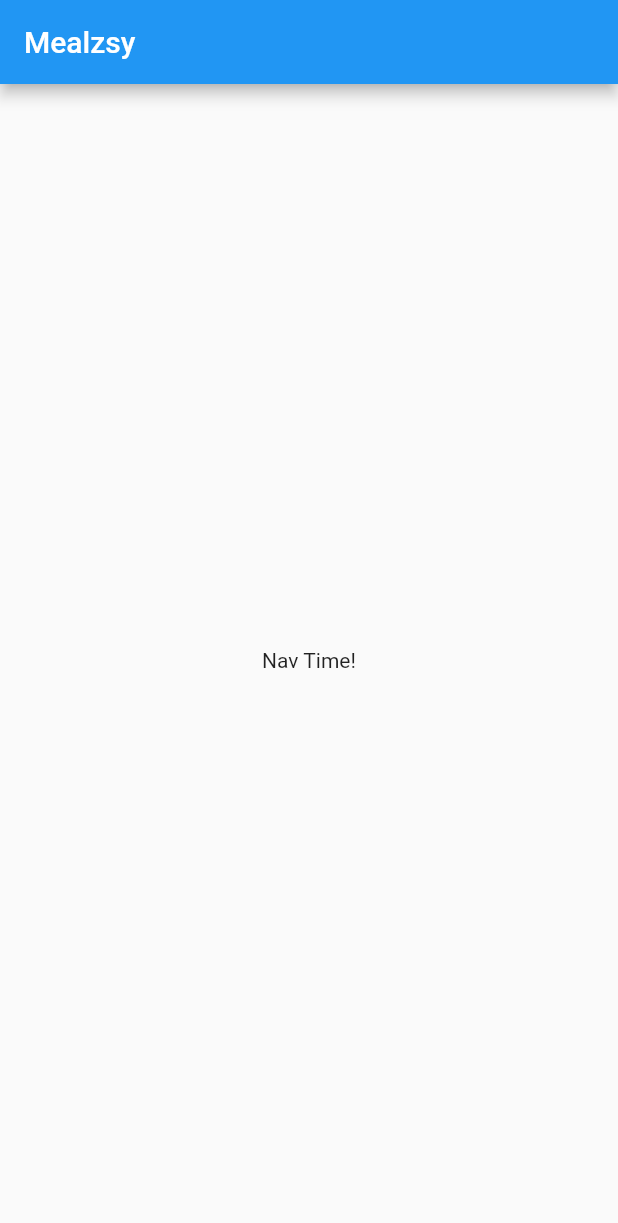
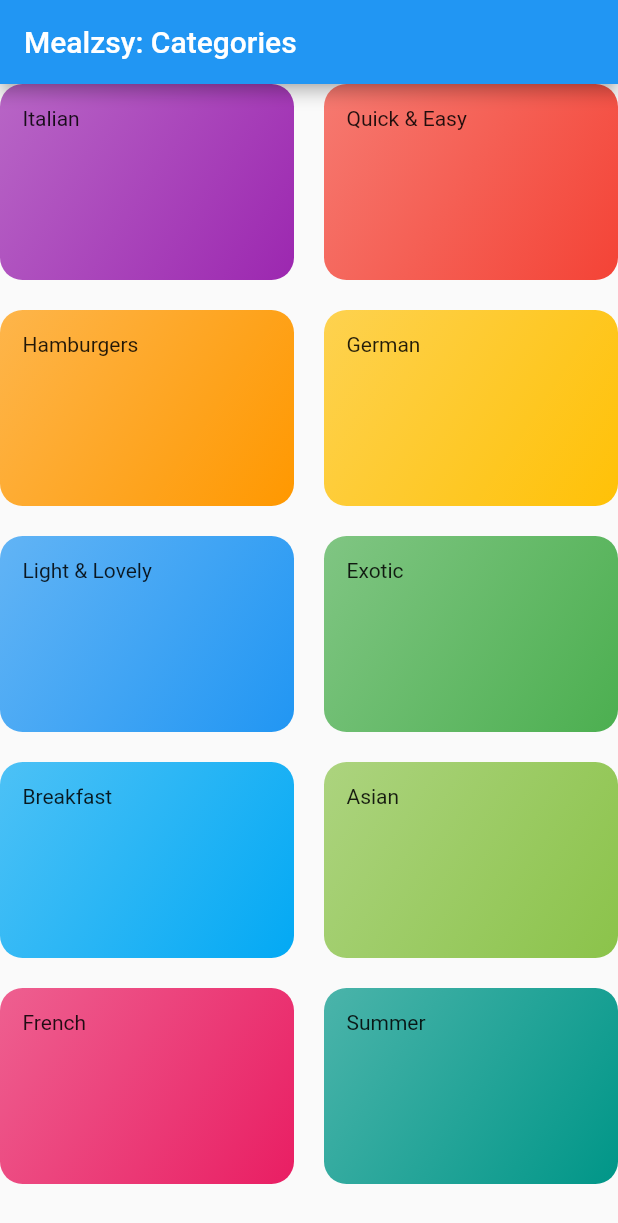
Before and after one commit to arnab/flutter_playground_meals_app, a Flutter app: the screen it shows after launch, on a phone screen of 412 x 824 dp. Shown: the top 1223 px of the screen. Run offline on Flutter 3.47's test engine with Material 2 defaults, Android fonts, the phone set to English and light mode, and no system bars.

Commit message:
basic categories screen

```diff
--- a/lib/main.dart
+++ b/lib/main.dart
@@ -1,4 +1,5 @@
 import 'package:flutter/material.dart';
+import 'package:flutter_playground_meals_app/widgets/screens/categories_screen.dart';
 
 void main() {
   runApp(const MyApp());
@@ -9,45 +10,14 @@ class MyApp extends StatelessWidget {
 
   @override
   Widget build(BuildContext context) {
-    const appName = 'Mealzsy';
+    const appTitle = 'Mealzsy';
 
     return MaterialApp(
-      title: appName,
+      title: appTitle,
       theme: ThemeData(
         primarySwatch: Colors.blue,
       ),
-      home: const MyHomePage(title: appName),
+      home: const CategoriesScreen(appTitle: appTitle),
     );
   }
 }
-
-class MyHomePage extends StatefulWidget {
-  const MyHomePage({super.key, required this.title});
-
-  final String title;
-
-  @override
-  State<MyHomePage> createState() => _MyHomePageState();
-}
-
-class _MyHomePageState extends State<MyHomePage> {
-  int _counter = 0;
-
-  void _incrementCounter() {
-    setState(() {
-      _counter++;
-    });
-  }
-
-  @override
-  Widget build(BuildContext context) {
-    return Scaffold(
-      appBar: AppBar(
-        title: Text(widget.title),
-      ),
-      body: Center(
-        child: Text('Nav Time!'),
-        ),
-    );
-  }
-}
--- /dev/null
+++ b/lib/models/category.dart
@@ -0,0 +1,59 @@
+import 'package:flutter/material.dart';
+import 'package:uuid/uuid.dart';
+
+const _uuid = Uuid();
+
+class Category {
+  final String id = _uuid.v4();
+  final String title;
+  final Color color;
+
+  Category({
+    required this.title,
+    this.color = Colors.orange,
+  });
+
+}
+
+final allCategories = [
+  Category(
+    title: 'Italian',
+    color: Colors.purple,
+  ),
+  Category(
+    title: 'Quick & Easy',
+    color: Colors.red,
+  ),
+  Category(
+    title: 'Hamburgers',
+    color: Colors.orange,
+  ),
+  Category(
+    title: 'German',
+    color: Colors.amber,
+  ),
+  Category(
+    title: 'Light & Lovely',
+    color: Colors.blue,
+  ),
+  Category(
+    title: 'Exotic',
+    color: Colors.green,
+  ),
+  Category(
+    title: 'Breakfast',
+    color: Colors.lightBlue,
+  ),
+  Category(
+    title: 'Asian',
+    color: Colors.lightGreen,
+  ),
+  Category(
+    title: 'French',
+    color: Colors.pink,
+  ),
+  Category(
+    title: 'Summer',
+    color: Colors.teal,
+  ),
+];
--- /dev/null
+++ b/lib/widgets/category_item.dart
@@ -0,0 +1,31 @@
+import 'package:flutter/material.dart';
+
+class CategoryItem extends StatelessWidget {
+  final String title;
+  final Color color;
+
+  const CategoryItem({
+    Key? key,
+    required this.title,
+    required this.color,
+  }) : super(key: key);
+
+  @override
+  Widget build(BuildContext context) {
+    return Container(
+      padding: const EdgeInsets.all(15),
+      decoration: BoxDecoration(
+        gradient: LinearGradient(
+          colors: [
+            color.withOpacity(0.7),
+            color,
+          ],
+          begin: Alignment.topLeft,
+          end: Alignment.bottomRight,
+        ),
+        borderRadius: BorderRadius.circular(15),
+      ),
+      child: Text(title),
+    );
+  }
+}
--- /dev/null
+++ b/lib/widgets/screens/categories_screen.dart
@@ -0,0 +1,33 @@
+import 'package:flutter/material.dart';
+import 'package:flutter_playground_meals_app/widgets/category_item.dart';
+
+import '../../models/category.dart';
+
+class CategoriesScreen extends StatelessWidget {
+  final String appTitle;
+
+  const CategoriesScreen({super.key, required this.appTitle});
+
+  @override
+  Widget build(BuildContext context) {
+    return Scaffold(
+      appBar: AppBar(
+        title: Text('$appTitle: Categories'),
+      ),
+      body: GridView(
+        gridDelegate: const SliverGridDelegateWithMaxCrossAxisExtent(
+          maxCrossAxisExtent: 200,
+          childAspectRatio: 3 / 2,
+          crossAxisSpacing: 20,
+          mainAxisSpacing: 20,
+        ),
+        children: allCategories
+            .map((c) => CategoryItem(
+                  title: c.title,
+                  color: c.color,
+                ))
+            .toList(),
+      ),
+    );
+  }
+}
--- a/pubspec.yaml
+++ b/pubspec.yaml
@@ -36,6 +36,7 @@ dependencies:
   # The following adds the Cupertino Icons font to your application.
   # Use with the CupertinoIcons class for iOS style icons.
   cupertino_icons: ^1.0.2
+  uuid: ^3.0.6
 
 dev_dependencies:
   flutter_test:
```
Also changed, not shown: pubspec.lock.
